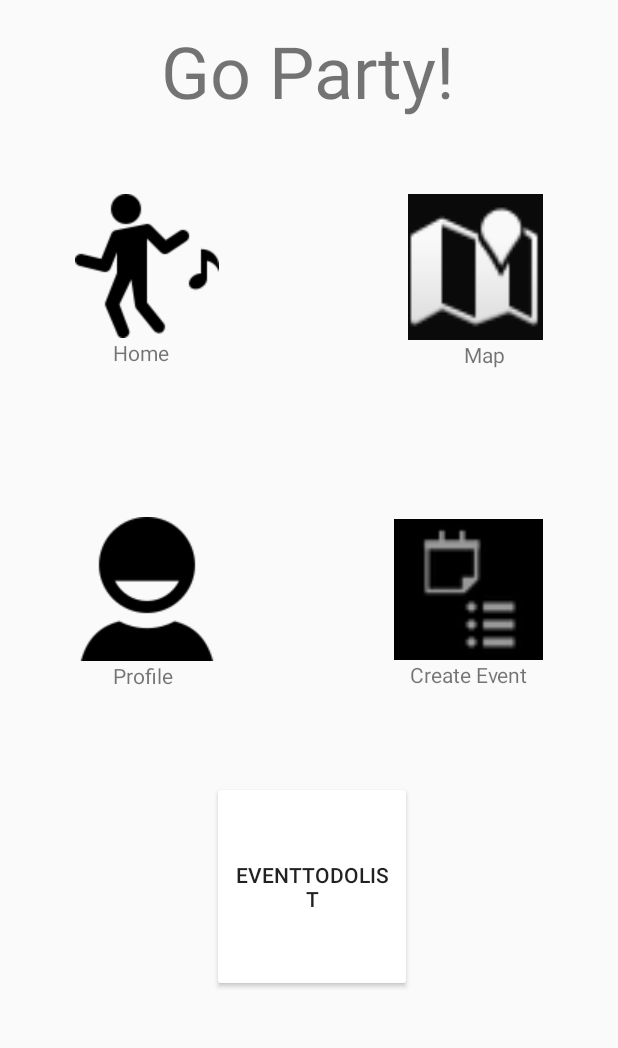
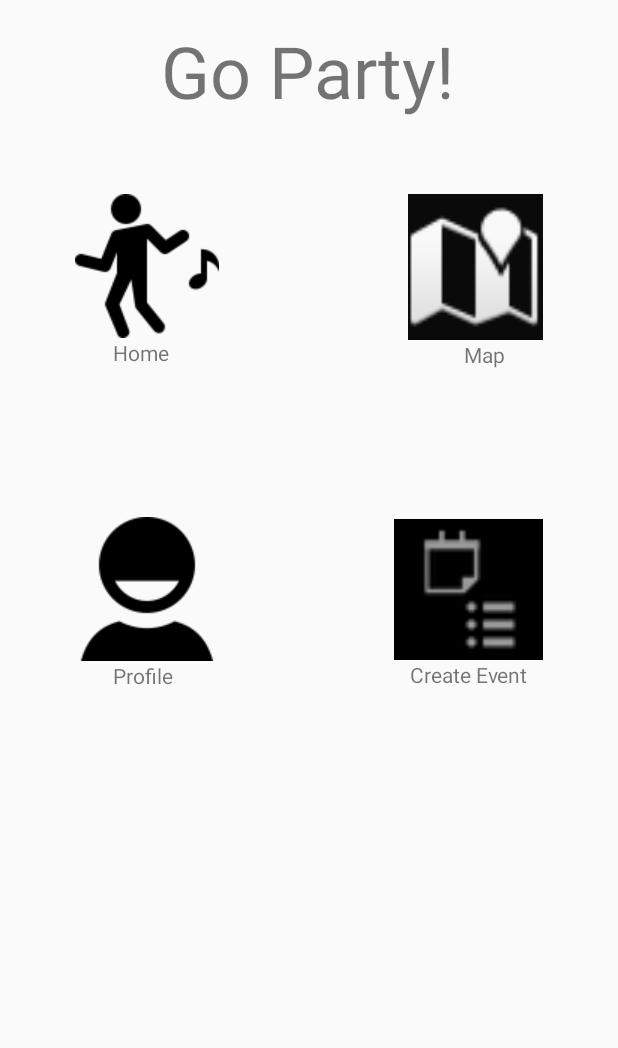
Before and after one commit to Assmannvfbh/eventPlanner_CP470, an Android app: the MainActivity screen opened directly, with no data from a screen before it, on a phone screen of 412 x 824 dp, the part 62-1110 px from its top. Run offline under Robolectric (Android 15) with nearby library versions, the phone set to English and light mode, and no system bars; 1 statement that could not run was skipped.

Commit message:
EventToDoList c=update

```diff
--- a/app/src/main/java/com/example/myapplication/MainActivity.java
+++ b/app/src/main/java/com/example/myapplication/MainActivity.java
@@ -43,13 +43,6 @@ public class MainActivity extends AppCompatActivity {
         });
         //here
 
-        eventList.setOnClickListener(new View.OnClickListener() {
-            @Override
-            public void onClick(View view) {
-                Intent intent= new Intent(MainActivity.this, EventToDoList.class);
-                startActivity(intent);
-            }
-        });
 
     }
 
--- a/app/src/main/res/layout/activity_main.xml
+++ b/app/src/main/res/layout/activity_main.xml
@@ -102,25 +102,5 @@
         android:text="Create Event" />
 
 
-    <Button
-        android:id="@+id/ToDoList"
-        android:layout_width="wrap_content"
-        android:layout_height="wrap_content"
-        android:layout_alignParentStart="true"
-        android:layout_alignParentTop="true"
-        android:layout_alignParentEnd="true"
-        android:layout_alignParentBottom="true"
-        android:layout_marginStart="141dp"
-        android:layout_marginTop="562dp"
-        android:layout_marginEnd="137dp"
-        android:layout_marginBottom="121dp"
-        android:backgroundTintMode="add"
-        android:text="EventToDoList"
-        app:layout_constraintBottom_toBottomOf="parent"
-        app:layout_constraintEnd_toEndOf="parent"
-        app:layout_constraintHorizontal_bias="0.471"
-        app:layout_constraintStart_toStartOf="parent"
-        app:layout_constraintTop_toTopOf="parent"
-        app:layout_constraintVertical_bias="0.976" />
 
 </RelativeLayout>
```
